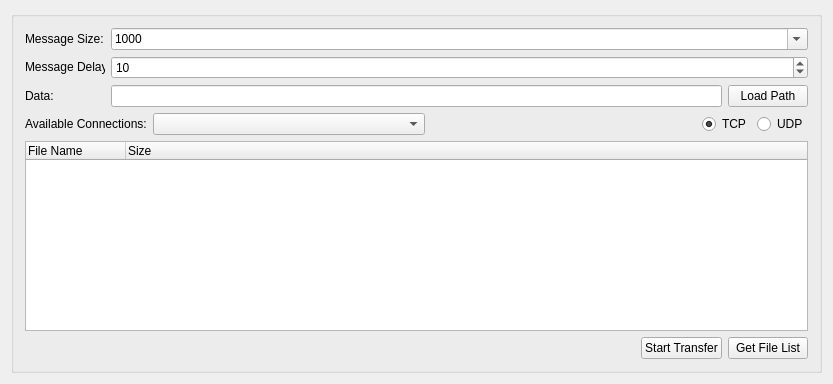
Above: src/PacketSender/PacketSenderWidget.ui from BatikanHyt/PacketSender before the change. Below: the same form after it.
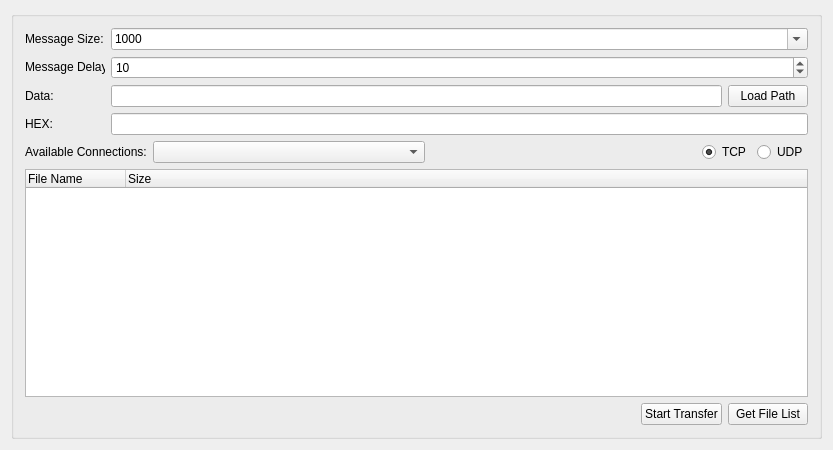
That is the form after the change.

What changed in the file:
```diff
--- a/src/PacketSender/PacketSenderWidget.ui
+++ b/src/PacketSender/PacketSenderWidget.ui
@@ -7,7 +7,7 @@
     <x>0</x>
     <y>0</y>
     <width>833</width>
-    <height>384</height>
+    <height>450</height>
    </rect>
   </property>
   <property name="windowTitle">
@@ -175,6 +175,36 @@
         </item>
        </layout>
       </item>
+      <item>
+       <layout class="QHBoxLayout" name="horizontalLayout_6">
+        <item>
+         <widget class="QLabel" name="lHex">
+          <property name="minimumSize">
+           <size>
+            <width>80</width>
+            <height>20</height>
+           </size>
+          </property>
+          <property name="maximumSize">
+           <size>
+            <width>80</width>
+            <height>20</height>
+           </size>
+          </property>
+          <property name="text">
+           <string>HEX:</string>
+          </property>
+         </widget>
+        </item>
+        <item>
+         <widget class="QLineEdit" name="leHex">
+          <property name="inputMask">
+           <string/>
+          </property>
+         </widget>
+        </item>
+       </layout>
+      </item>
       <item>
        <layout class="QHBoxLayout" name="horizontalLayout">
         <item>
```
Left out of the diff: 2 changed lines with no effect on the pictures.
